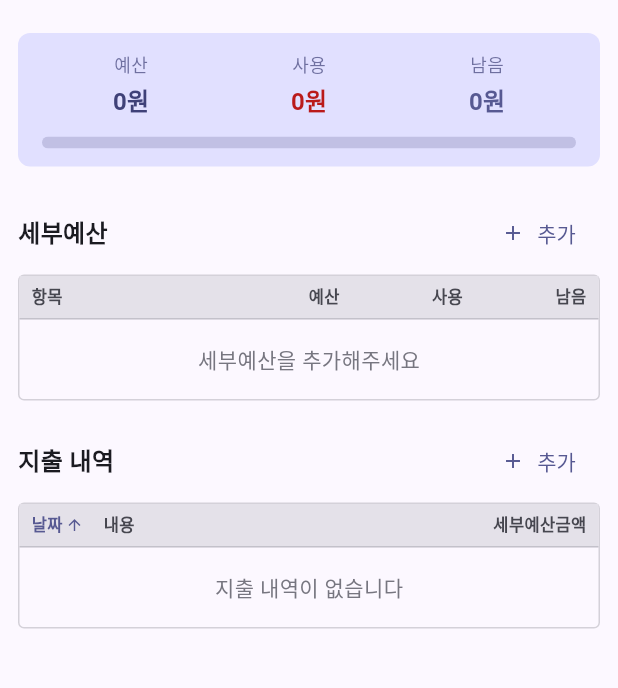
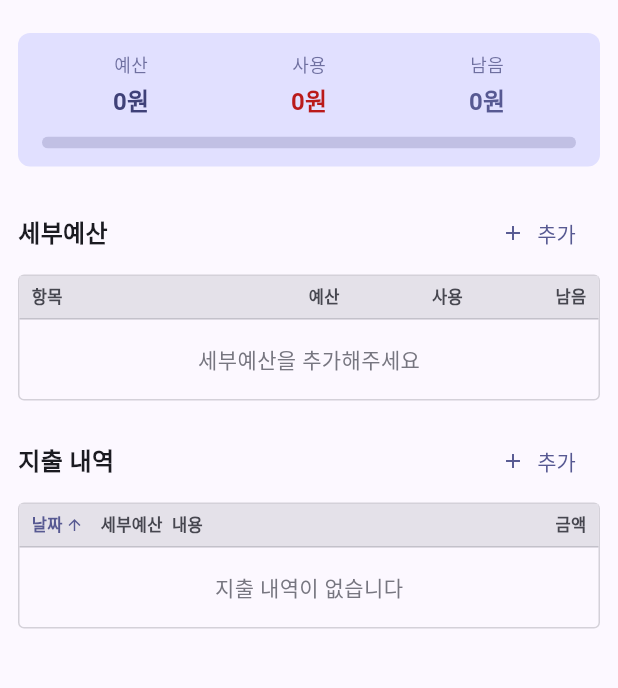
Before and after one commit to Y-E-O-N/budget-app, a Flutter app: the BudgetDetailScreen screen opened directly with empty values, on a phone screen of 412 x 824 dp, the part 69-757 px from its top. Run offline on Flutter 3.47's test engine with Material 3 defaults, Android fonts, the phone set to English and light mode, and no system bars; our stand-ins replace file_picker, fl_chart, flutter_local_notifications, flutter_secure_storage, hive, hive_flutter and 3 more; missing offline and left inert: dart:html, excel, file_saver, google_mlkit_text_recognition, home_widget; accounts and stored records are empty.

Commit message:
Update budget_detail_screen.dart

```diff
--- a/lib/screens/budget_detail_screen.dart
+++ b/lib/screens/budget_detail_screen.dart
@@ -174,9 +174,10 @@ class _BudgetDetailScreenState extends State<BudgetDetailScreen> {
                             ),
                           ]),
                         )),
-                        const SizedBox(width: 8),
+                        const SizedBox(width: 6),
+                        ConstrainedBox(constraints: const BoxConstraints(maxWidth: 76), child: Text(loc.tr('subBudget'), style: _headerStyle(context), overflow: TextOverflow.ellipsis)),
+                        const SizedBox(width: 6),
                         Expanded(child: Text(loc.tr('memo'), style: _headerStyle(context))),
-                        ConstrainedBox(constraints: const BoxConstraints(maxWidth: 76), child: Text(loc.tr('subBudget'), style: _headerStyle(context), overflow: TextOverflow.ellipsis)),
                         ConstrainedBox(constraints: const BoxConstraints(maxWidth: 88), child: Text(loc.tr('amount'), style: _headerStyle(context), textAlign: TextAlign.right)),
                       ]),
                     ),
@@ -538,9 +539,10 @@ class _ExpenseRow extends StatelessWidget {
         decoration: BoxDecoration(border: isLast ? null : Border(bottom: BorderSide(color: Theme.of(context).dividerColor.withValues(alpha: 0.3)))),
         child: Row(children: [
           SizedBox(width: 40, child: Text(DateFormat('M/d').format(expense.date), style: TextStyle(fontSize: 13, color: Theme.of(context).colorScheme.outline))),
-          const SizedBox(width: 8),
+          const SizedBox(width: 6),
+          ConstrainedBox(constraints: const BoxConstraints(maxWidth: 76), child: Text(subBudgetName ?? '-', style: TextStyle(fontSize: 12, color: Theme.of(context).colorScheme.outline), overflow: TextOverflow.ellipsis)),
+          const SizedBox(width: 6),
           Expanded(child: Text(expense.memo ?? '-', style: const TextStyle(fontSize: 13), overflow: TextOverflow.ellipsis)),
-          ConstrainedBox(constraints: const BoxConstraints(maxWidth: 76), child: Text(subBudgetName ?? '-', style: TextStyle(fontSize: 12, color: Theme.of(context).colorScheme.outline), overflow: TextOverflow.ellipsis)),
           ConstrainedBox(constraints: const BoxConstraints(maxWidth: 88), child: Text('-${context.formatCurrency(expense.amount)}', style: TextStyle(fontSize: 13, color: Theme.of(context).colorScheme.error, fontWeight: FontWeight.w500), textAlign: TextAlign.right)),
         ]),
       ),
```
